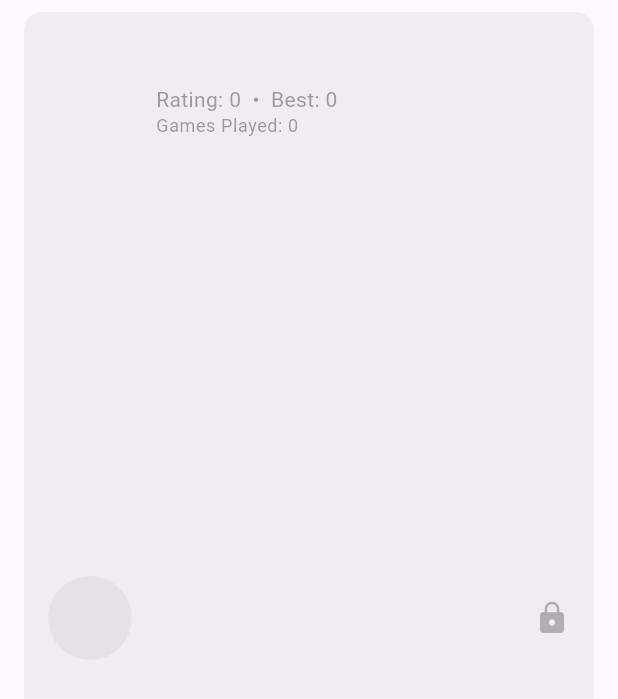
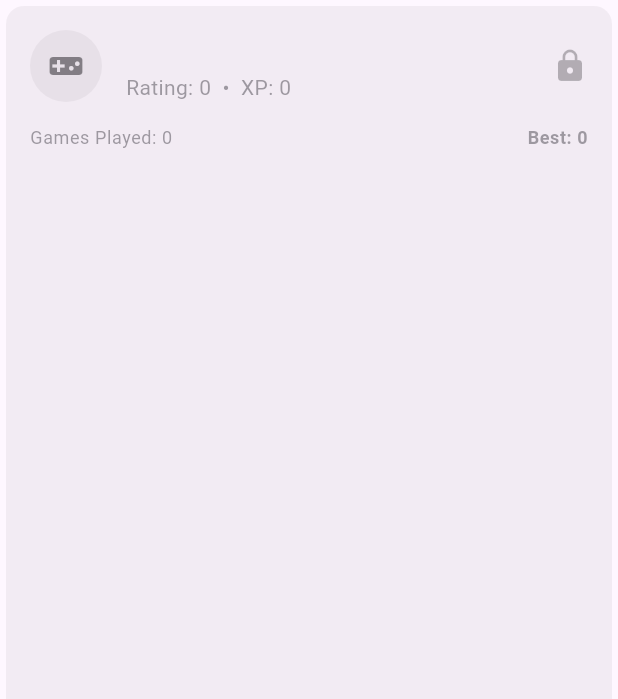
Before and after one commit to rmp7439/brain_games, a Flutter app: the GameCard widget shown alone on an empty page, opened directly with empty values, on a phone screen of 412 x 824 dp. Shown: the top 699 px of the screen. Run offline on Flutter 3.47's test engine with Material 3 defaults, Android fonts, the phone set to English and light mode, and no system bars; our stand-ins replace flutter_riverpod, go_router; statements that could not run were skipped.

```diff
--- /dev/null
+++ b/lib/shared/models/game_card_data.dart
@@ -0,0 +1,26 @@
+import 'package:meta/meta.dart';
+
+@immutable
+class GameCardData {
+  final String id;
+  final String name;
+  final String icon;
+  final int rating;
+  final int gamesPlayed;
+  final int bestScore;
+  final bool hasDailyBadge;
+  final int xp;
+  final bool isUnlocked;
+
+  const GameCardData({
+    required this.id,
+    required this.name,
+    required this.icon,
+    required this.rating,
+    required this.gamesPlayed,
+    required this.bestScore,
+    required this.hasDailyBadge,
+    required this.xp,
+    required this.isUnlocked,
+  });
+}
--- a/lib/shared/widgets/game_card.dart
+++ b/lib/shared/widgets/game_card.dart
@@ -1,25 +1,36 @@
 import 'package:flutter/material.dart';
-
-import '../models/game_model.dart';
+import '../models/game_card_data.dart';
 
 class GameCard extends StatelessWidget {
-  final GameModel game;
+  final GameCardData data;
   final VoidCallback onTap;
 
   const GameCard({
     super.key,
-    required this.game,
+    required this.data,
     required this.onTap,
   });
+
+  IconData _getIconData(String iconName) {
+    switch (iconName) {
+      case 'lightbulb_outline':
+        return Icons.lightbulb_outline;
+      case 'password':
+        return Icons.password;
+      case 'extension':
+        return Icons.extension;
+      default:
+        return Icons.videogame_asset;
+    }
+  }
 
   @override
   Widget build(BuildContext context) {
     final theme = Theme.of(context);
     final colorScheme = theme.colorScheme;
-    final isLocked = !game.isUnlocked;
+    final isLocked = !data.isUnlocked;
 
     return Card(
-      margin: const EdgeInsets.symmetric(horizontal: 16.0, vertical: 8.0),
       elevation: isLocked ? 0 : 2,
       color: isLocked ? colorScheme.surfaceContainerHighest.withOpacity(0.5) : colorScheme.surfaceContainer,
       clipBehavior: Clip.antiAlias,
@@ -27,9 +38,22 @@ class GameCard extends StatelessWidget {
         onTap: isLocked ? null : onTap,
         child: Padding(
           padding: const EdgeInsets.all(16.0),
-          child: Row(
+          child: Column(
+            crossAxisAlignment: CrossAxisAlignment.start,
             children: [
-              _buildIcon(colorScheme, isLocked),
+              Row(
+                children: [
+                  Container(
+                    padding: const EdgeInsets.all(12.0),
+                    decoration: BoxDecoration(
+                      color: isLocked ? colorScheme.surfaceContainerHighest : colorScheme.primaryContainer,
+                      shape: BoxShape.circle,
+                    ),
+                    child: Icon(
+                      _getIconData(data.icon),
+                      color: isLocked ? colorScheme.onSurface.withOpacity(0.5) : colorScheme.onPrimaryContainer,
+                    ),
+                  ),
                   const SizedBox(width: 16.0),
                   Expanded(
                     child: Column(
@@ -37,39 +61,56 @@ class GameCard extends StatelessWidget {
                       children: [
                         Row(
                           children: [
-                        Text(
-                          game.name,
+                            Flexible(
+                              child: Text(
+                                data.name,
                                 style: theme.textTheme.titleMedium?.copyWith(
                                   fontWeight: FontWeight.bold,
                                   color: isLocked ? colorScheme.onSurface.withOpacity(0.5) : colorScheme.onSurface,
                                 ),
+                                overflow: TextOverflow.ellipsis,
                               ),
-                        if (game.hasDailyChallenge) ...[
+                            ),
+                            if (data.hasDailyBadge) ...[
                               const SizedBox(width: 8.0),
                               const Icon(Icons.local_fire_department, color: Colors.orange, size: 20.0),
                             ],
                           ],
                         ),
-                    const SizedBox(height: 8.0),
+                        const SizedBox(height: 4.0),
                         Text(
-                      'Rating: ${game.currentRating}  •  Best: ${game.bestRating}',
+                          'Rating: ${data.rating}  •  XP: ${data.xp}',
                           style: theme.textTheme.bodyMedium?.copyWith(
-                        color: isLocked ? colorScheme.onSurfaceVariant.withOpacity(0.5) : colorScheme.onSurfaceVariant,
-                      ),
-                    ),
-                    Text(
-                      'Games Played: ${game.gamesPlayed}',
-                      style: theme.textTheme.bodySmall?.copyWith(
                             color: isLocked ? colorScheme.onSurfaceVariant.withOpacity(0.5) : colorScheme.onSurfaceVariant,
                           ),
                         ),
                       ],
                     ),
                   ),
-              const SizedBox(width: 16.0),
                   Icon(
                     isLocked ? Icons.lock : Icons.chevron_right,
                     color: isLocked ? colorScheme.onSurface.withOpacity(0.3) : colorScheme.primary,
+                  ),
+                ],
+              ),
+              const SizedBox(height: 16.0),
+              Row(
+                mainAxisAlignment: MainAxisAlignment.spaceBetween,
+                children: [
+                  Text(
+                    'Games Played: ${data.gamesPlayed}',
+                    style: theme.textTheme.bodySmall?.copyWith(
+                      color: isLocked ? colorScheme.onSurfaceVariant.withOpacity(0.5) : colorScheme.onSurfaceVariant,
+                    ),
+                  ),
+                  Text(
+                    'Best: ${data.bestScore}',
+                    style: theme.textTheme.bodySmall?.copyWith(
+                      fontWeight: FontWeight.bold,
+                      color: isLocked ? colorScheme.onSurfaceVariant.withOpacity(0.5) : colorScheme.onSurfaceVariant,
+                    ),
+                  ),
+                ],
               ),
             ],
           ),
@@ -77,20 +118,4 @@ class GameCard extends StatelessWidget {
       ),
     );
   }
-
-  Widget _buildIcon(ColorScheme colorScheme, bool isLocked) {
-    return Container(
-      width: 56.0,
-      height: 56.0,
-      decoration: BoxDecoration(
-        color: isLocked ? colorScheme.surfaceContainerHighest : colorScheme.primaryContainer,
-        shape: BoxShape.circle,
-      ),
-      child: Icon(
-        game.icon,
-        size: 28.0,
-        color: isLocked ? colorScheme.onSurface.withOpacity(0.5) : colorScheme.onPrimaryContainer,
-      ),
-    );
 }
-}
```
Also changed, not shown: lib/features/home/home_page.dart (+95 -14 lines), lib/features/home/providers/home_provider.dart (+71 -65 lines), lib/features/home/widgets/daily_challenge_card.dart (added, +64 -0 lines), lib/features/home/widgets/profile_summary.dart (added, +55 -0 lines), lib/features/home/widgets/section_header.dart (added, +21 -0 lines). Lines whose indentation alone changed are shown as unchanged.
